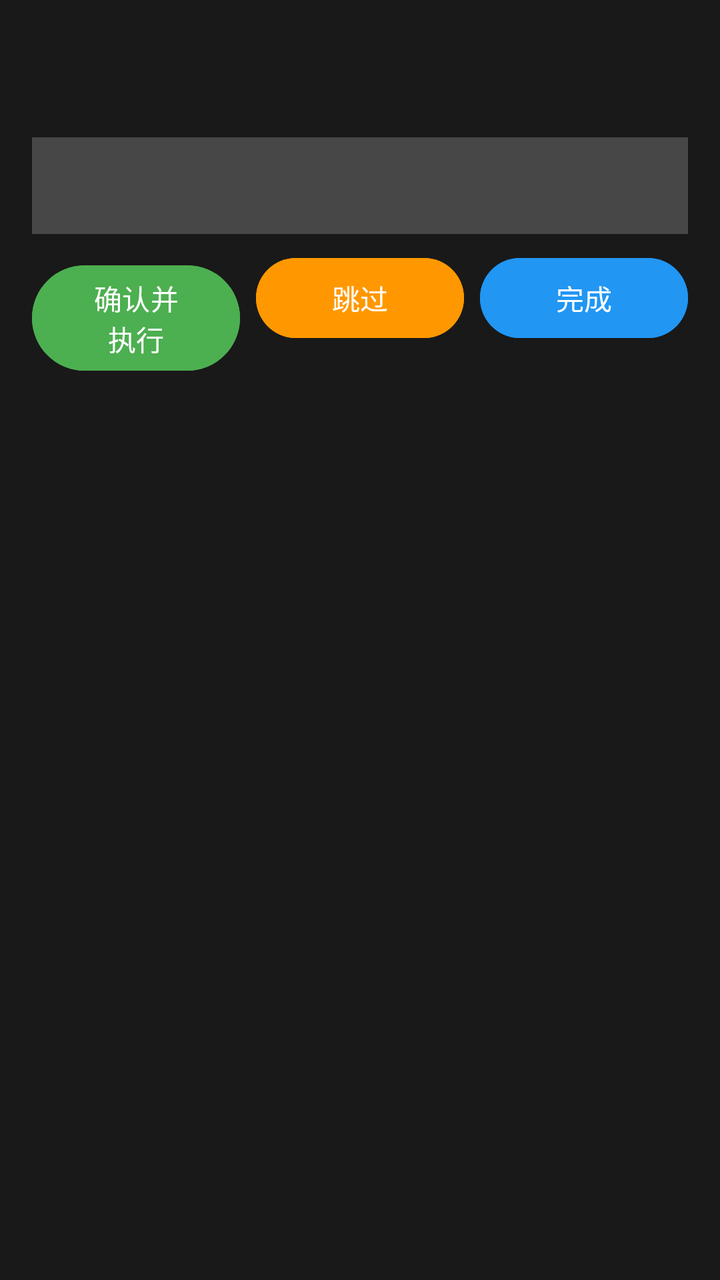
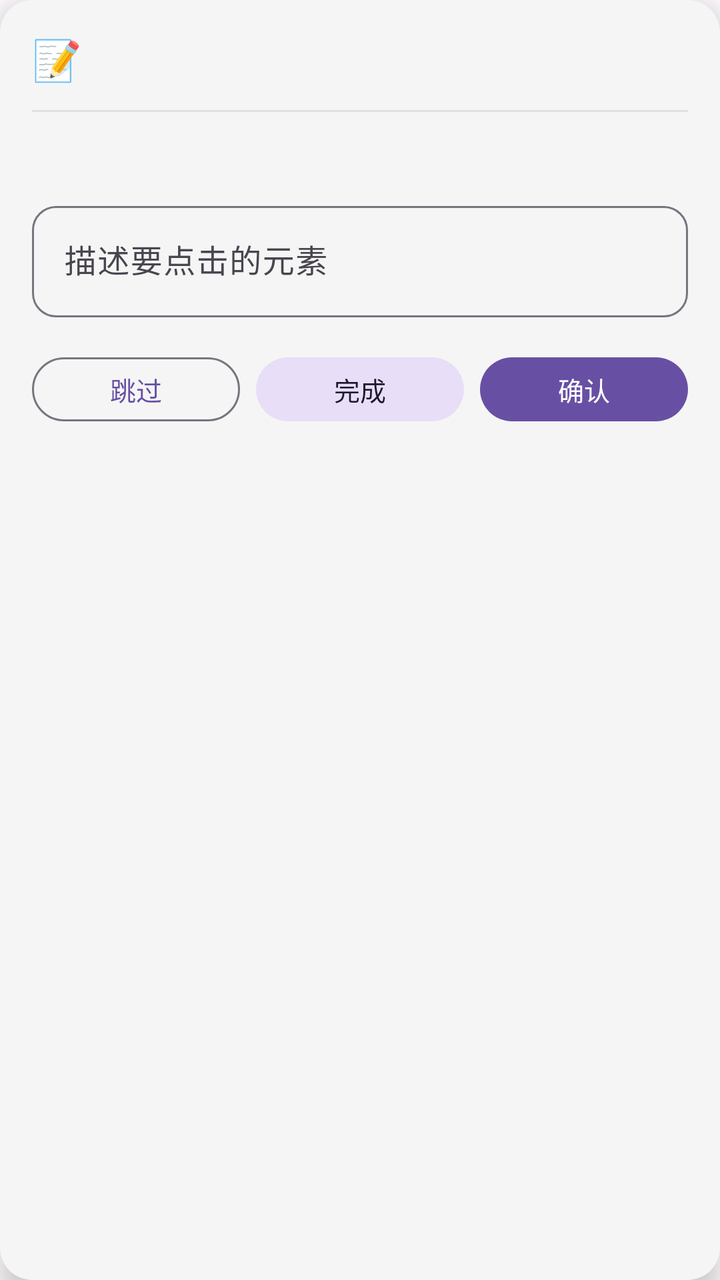

Before-and-after screenshots of an Android layout around one commit, followed by the original layout XML and the change that was made.
<!-- AndroidManifest.xml: application theme Theme.AutoTask -->
<!-- res/layout/floating_teach.xml -->
<?xml version="1.0" encoding="utf-8"?>
<LinearLayout xmlns:android="http://schemas.android.com/apk/res/android"
    android:layout_width="match_parent"
    android:layout_height="wrap_content"
    android:orientation="vertical"
    android:background="#E6000000"
    android:padding="16dp">

    <TextView
        android:id="@+id/tv_step"
        android:layout_width="wrap_content"
        android:layout_height="wrap_content"
        android:textColor="#FFFFFF"
        android:textSize="14sp"
        android:textStyle="bold" />

    <TextView
        android:id="@+id/tv_hint"
        android:layout_width="wrap_content"
        android:layout_height="wrap_content"
        android:textColor="#CCCCCC"
        android:textSize="13sp"
        android:layout_marginTop="8dp" />

    <EditText
        android:id="@+id/et_input"
        android:layout_width="match_parent"
        android:layout_height="wrap_content"
        android:background="#33FFFFFF"
        android:textColor="#FFFFFF"
        android:textColorHint="#888888"
        android:padding="12dp"
        android:layout_marginTop="8dp"
        android:inputType="text"
        android:imeOptions="actionDone" />

    <LinearLayout
        android:layout_width="match_parent"
        android:layout_height="wrap_content"
        android:orientation="horizontal"
        android:layout_marginTop="8dp">

        <Button
            android:id="@+id/btn_confirm"
            android:layout_width="0dp"
            android:layout_height="wrap_content"
            android:layout_weight="1"
            android:text="确认并执行"
            android:backgroundTint="#4CAF50"
            android:textColor="#FFFFFF" />

        <Button
            android:id="@+id/btn_skip"
            android:layout_width="0dp"
            android:layout_height="wrap_content"
            android:layout_weight="1"
            android:layout_marginStart="8dp"
            android:text="跳过"
            android:backgroundTint="#FF9800"
            android:textColor="#FFFFFF" />

        <Button
            android:id="@+id/btn_finish"
            android:layout_width="0dp"
            android:layout_height="wrap_content"
            android:layout_weight="1"
            android:layout_marginStart="8dp"
            android:text="完成"
            android:backgroundTint="#2196F3"
            android:textColor="#FFFFFF" />
    </LinearLayout>

</LinearLayout>
<!-- resources referenced by this layout -->
<resources>
  <style name="Theme.AutoTask" parent="Theme.AutoTask.Purple" />
  <style name="Theme.AutoTask.Purple" parent="Theme.Material3.Light.NoActionBar">
          <item name="colorPrimary">@color/purple_primary</item>
          <item name="colorOnPrimary">@color/purple_on_primary</item>
          <item name="colorPrimaryContainer">@color/purple_primary_container</item>
          <item name="colorOnPrimaryContainer">@color/purple_on_primary_container</item>
          <item name="colorSecondary">@color/purple_secondary</item>
          <item name="colorOnSecondary">@color/purple_on_secondary</item>
          <item name="colorSecondaryContainer">@color/purple_secondary_container</item>
          <item name="colorSurface">@color/purple_surface</item>
          <item name="colorOnSurface">@color/purple_on_surface</item>
          <item name="colorSurfaceVariant">@color/purple_surface_variant</item>
          <item name="android:colorBackground">@color/purple_background</item>
      </style>
  <color name="purple_primary">#6750A4</color>
  <color name="purple_on_primary">#FFFFFF</color>
  <color name="purple_primary_container">#EADDFF</color>
  <color name="purple_on_primary_container">#21005D</color>
  <color name="purple_secondary">#625B71</color>
  <color name="purple_on_secondary">#FFFFFF</color>
  <color name="purple_secondary_container">#E8DEF8</color>
  <color name="purple_surface">#FFFBFE</color>
  <color name="purple_on_surface">#1C1B1F</color>
  <color name="purple_surface_variant">#E7E0EC</color>
  <color name="purple_background">#FFFBFE</color>
</resources>

<!-- the commit's change to res/layout/floating_teach.xml (unified diff, before → after) -->
@@ -1,73 +1,116 @@
 <?xml version="1.0" encoding="utf-8"?>
-<LinearLayout xmlns:android="http://schemas.android.com/apk/res/android"
+<com.google.android.material.card.MaterialCardView xmlns:android="http://schemas.android.com/apk/res/android"
+    xmlns:app="http://schemas.android.com/apk/res-auto"
     android:layout_width="match_parent"
     android:layout_height="wrap_content"
-    android:orientation="vertical"
-    android:background="#E6000000"
-    android:padding="16dp">
-
-    <TextView
-        android:id="@+id/tv_step"
-        android:layout_width="wrap_content"
-        android:layout_height="wrap_content"
-        android:textColor="#FFFFFF"
-        android:textSize="14sp"
-        android:textStyle="bold" />
-
-    <TextView
-        android:id="@+id/tv_hint"
-        android:layout_width="wrap_content"
-        android:layout_height="wrap_content"
-        android:textColor="#CCCCCC"
-        android:textSize="13sp"
-        android:layout_marginTop="8dp" />
-
-    <EditText
-        android:id="@+id/et_input"
-        android:layout_width="match_parent"
-        android:layout_height="wrap_content"
-        android:background="#33FFFFFF"
-        android:textColor="#FFFFFF"
-        android:textColorHint="#888888"
-        android:padding="12dp"
-        android:layout_marginTop="8dp"
-        android:inputType="text"
-        android:imeOptions="actionDone" />
+    app:cardCornerRadius="16dp"
+    app:cardElevation="8dp"
+    app:cardBackgroundColor="#F5F5F5"
+    app:strokeWidth="0dp">
 
     <LinearLayout
         android:layout_width="match_parent"
         android:layout_height="wrap_content"
-        android:orientation="horizontal"
-        android:layout_marginTop="8dp">
+        android:orientation="vertical"
+        android:padding="16dp">
 
-        <Button
-            android:id="@+id/btn_confirm"
-            android:layout_width="0dp"
+        
+        <LinearLayout
+            android:layout_width="match_parent"
             android:layout_height="wrap_content"
-            android:layout_weight="1"
-            android:text="确认并执行"
-            android:backgroundTint="#4CAF50"
-            android:textColor="#FFFFFF" />
+            android:orientation="horizontal"
+            android:gravity="center_vertical">
 
-        <Button
-            android:id="@+id/btn_skip"
-            android:layout_width="0dp"
+            <TextView
+                android:layout_width="wrap_content"
+                android:layout_height="wrap_content"
+                android:text="📝"
+                android:textSize="20sp" />
+
+            <TextView
+                android:id="@+id/tv_step"
+                android:layout_width="0dp"
+                android:layout_height="wrap_content"
+                android:layout_weight="1"
+                android:layout_marginStart="8dp"
+                android:textColor="#1C1B1F"
+                android:textSize="15sp"
+                android:textStyle="bold" />
+
+        </LinearLayout>
+
+        <View
+            android:layout_width="match_parent"
+            android:layout_height="1dp"
+            android:layout_marginTop="12dp"
+            android:background="#E0E0E0" />
+
+        
+        <TextView
+            android:id="@+id/tv_hint"
+            android:layout_width="match_parent"
             android:layout_height="wrap_content"
-            android:layout_weight="1"
-            android:layout_marginStart="8dp"
-            android:text="跳过"
-            android:backgroundTint="#FF9800"
-            android:textColor="#FFFFFF" />
+            android:layout_marginTop="12dp"
+            android:textColor="#49454F"
+            android:textSize="13sp" />
 
-        <Button
-            android:id="@+id/btn_finish"
-            android:layout_width="0dp"
+        
+        <com.google.android.material.textfield.TextInputLayout
+            android:layout_width="match_parent"
             android:layout_height="wrap_content"
-            android:layout_weight="1"
-            android:layout_marginStart="8dp"
-            android:text="完成"
-            android:backgroundTint="#2196F3"
-            android:textColor="#FFFFFF" />
+            android:layout_marginTop="12dp"
+            android:hint="描述要点击的元素"
+            app:boxCornerRadiusTopStart="12dp"
+            app:boxCornerRadiusTopEnd="12dp"
+            app:boxCornerRadiusBottomStart="12dp"
+            app:boxCornerRadiusBottomEnd="12dp">
+
+            <com.google.android.material.textfield.TextInputEditText
+                android:id="@+id/et_input"
+                android:layout_width="match_parent"
+                android:layout_height="wrap_content"
+                android:inputType="text"
+                android:imeOptions="actionDone" />
+
+        </com.google.android.material.textfield.TextInputLayout>
+
+        
+        <LinearLayout
+            android:layout_width="match_parent"
+            android:layout_height="wrap_content"
+            android:orientation="horizontal"
+            android:layout_marginTop="16dp">
+
+            <com.google.android.material.button.MaterialButton
+                android:id="@+id/btn_skip"
+                android:layout_width="0dp"
+                android:layout_height="40dp"
+                android:layout_weight="1"
+                android:text="跳过"
+                android:textSize="13sp"
+                style="@style/Widget.Material3.Button.OutlinedButton" />
+
+            <com.google.android.material.button.MaterialButton
+                android:id="@+id/btn_finish"
+                android:layout_width="0dp"
+                android:layout_height="40dp"
+                android:layout_weight="1"
+                android:layout_marginStart="8dp"
+                android:text="完成"
+                android:textSize="13sp"
+                style="@style/Widget.Material3.Button.TonalButton" />
+
+            <com.google.android.material.button.MaterialButton
+                android:id="@+id/btn_confirm"
+                android:layout_width="0dp"
+                android:layout_height="40dp"
+                android:layout_weight="1"
+                android:layout_marginStart="8dp"
+                android:text="确认"
+                android:textSize="13sp" />
+
+        </LinearLayout>
+
     </LinearLayout>
 
-</LinearLayout>
+</com.google.android.material.card.MaterialCardView>
<!-- resource entries referenced after the edit -->
@@ -1,7 +1,7 @@
 <!-- resources referenced by this layout -->
 <resources>
   <style name="Theme.AutoTask" parent="Theme.AutoTask.Purple" />
-  <style name="Theme.AutoTask.Purple" parent="Theme.Material3.Light.NoActionBar">
+  <style name="Theme.AutoTask.Purple" parent="Theme.Material3.DayNight.NoActionBar">
           <item name="colorPrimary">@color/purple_primary</item>
           <item name="colorOnPrimary">@color/purple_on_primary</item>
           <item name="colorPrimaryContainer">@color/purple_primary_container</item>
